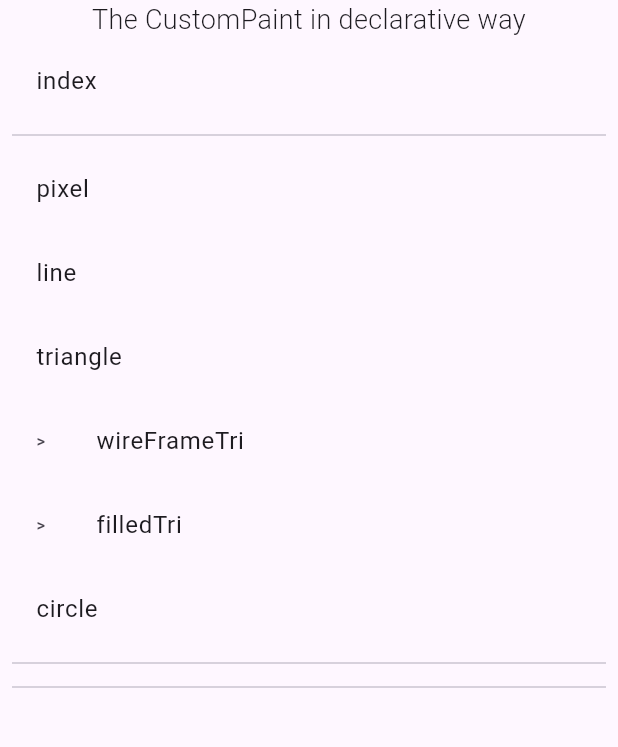
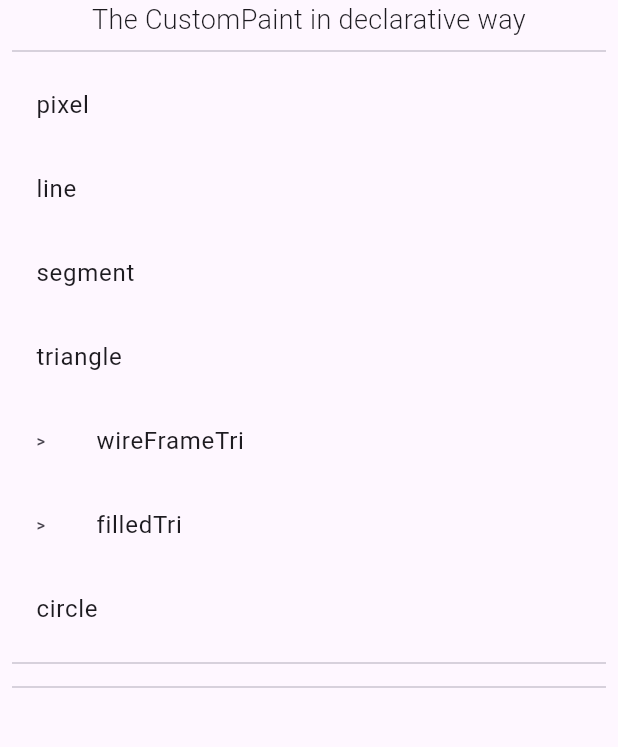
Before and after one commit to letyletylety/easel, a Flutter app: the screen it shows after launch, on a phone screen of 412 x 824 dp, the part 297-1044 px from its top. Run offline on Flutter 3.47's test engine with Material 2 defaults, Android fonts, the phone set to English and light mode, and no system bars; our stand-ins replace flutter_highlight, go_router; missing offline and left inert: code_text_field, highlight.

Commit message:
add segment artwork

```diff
--- a/example/lib/artworks/artworks.dart
+++ b/example/lib/artworks/artworks.dart
@@ -4,3 +4,4 @@ export 'pixel_artwork.dart';
 export 'line_artwork.dart';
 export 'triangle_artwork.dart';
 export 'circle_artwork.dart';
+export 'segment_artwork.dart';
--- a/example/lib/artworks/index.dart
+++ b/example/lib/artworks/index.dart
@@ -9,7 +9,7 @@ import 'package:go_router/go_router.dart';
 /// // means seperate and put divider
 abstract class RouteNames {
   static const _pageOrder =
-      '$index//$pixel/$line/$triangle/>$wireFrameTri/>$filledTri/$circle//';
+      '/$pixel/$line/$segment/$triangle/>$wireFrameTri/>$filledTri/$circle//';
 
   static const index = 'index';
   static const pixel = 'pixel';
@@ -20,6 +20,8 @@ abstract class RouteNames {
   static const line = 'line';
 
   static const circle = 'circle';
+
+  static const segment = 'segment';
 }
 
 final gorouter = GoRouter(
@@ -45,16 +47,25 @@ final gorouter = GoRouter(
     GoRoute(
       path: '/line',
       name: RouteNames.line,
-      builder: (ctx, st) => const LinePage(),
+      // builder: (ctx, st) => const LinePage(),
       pageBuilder: (context, st) => MaterialPage(
         key: st.pageKey,
         child: const LinePage(),
       ),
     ),
     GoRoute(
+      path: '/${RouteNames.segment}',
+      name: RouteNames.segment,
+      // builder: (ctx, st) => const LinePage(),
+      pageBuilder: (context, st) => MaterialPage(
+        key: st.pageKey,
+        child: const SegmentPage(),
+      ),
+    ),
+    GoRoute(
       path: '/triangle',
       name: RouteNames.triangle,
-      builder: (ctx, st) => const TrianglePage(),
+      // builder: (ctx, st) => const TrianglePage(),
       pageBuilder: (context, st) => MaterialPage(
         key: st.pageKey,
         child: const TrianglePage(),
--- /dev/null
+++ b/example/lib/artworks/segment_artwork.dart
@@ -0,0 +1,45 @@
+import 'package:easel/easel.dart';
+import 'package:easel_example/artworks/artworks.dart';
+import 'package:flutter/material.dart';
+
+// class SegmentPage extends StatelessWidget {
+//   const SegmentPage({Key? key}) : super(key: key);
+
+//   @override
+//   Widget build(BuildContext context) {
+//     return ArtworkScaffoldSingleColumn(title: RouteNames.segment, children: [
+//       ArtworkColumn(left: CuratorMessage(strings: []), right: Artwork(components: components));
+//     ]);
+//   }
+// }
+
+class SegmentPage extends StatelessWidget {
+  const SegmentPage({Key? key}) : super(key: key);
+
+  @override
+  Widget build(BuildContext context) {
+    return ArtworkScaffoldSingleColumn(title: RouteNames.segment, children: [
+      ArtworkColumn(
+        left: CuratorMessage(strings: [
+          buildBoldWord('Segment'),
+          buildTextSpanln(' 는 두 픽셀을 이어주는 선분입니다.', 2),
+          buildTextSpanln('이게 왜 필요할까요?', 2),
+          buildTextSpan('하나의 색으로만 이루어진 선이라면 '),
+          buildBoldWord('Line'),
+          buildTextSpanln(' 을 쓰는게 더 낫습니다.'),
+          buildTextSpan('하지만 '),
+          buildBoldWord('선을 그리는 도중 색이 변해야 하는 경우'),
+          buildTextSpanln('에는 Segment 를 사용하세요.', 2),
+          buildTextSpanln('Line과 달리 Segment 에는 thickness가 없습니다.'),
+        ]),
+        right: Artwork(width: 400, height: 400, components: [
+          Segment(Pixel(-100, 150), Pixel(100, 150)),
+          Segment(Pixel(-100, 100, const Color(0xFFFF0000)), Pixel(100, 100)),
+          Segment(Pixel(-100, 50, const Color(0xFFFF0000)), Pixel(100, 100)),
+          Segment(Pixel(-100, 0, const Color(0xFFFF0000)),
+              Pixel(100, 50, const Color(0xFF0000FF)), 10),
+        ]),
+      ),
+    ]);
+  }
+}
```
